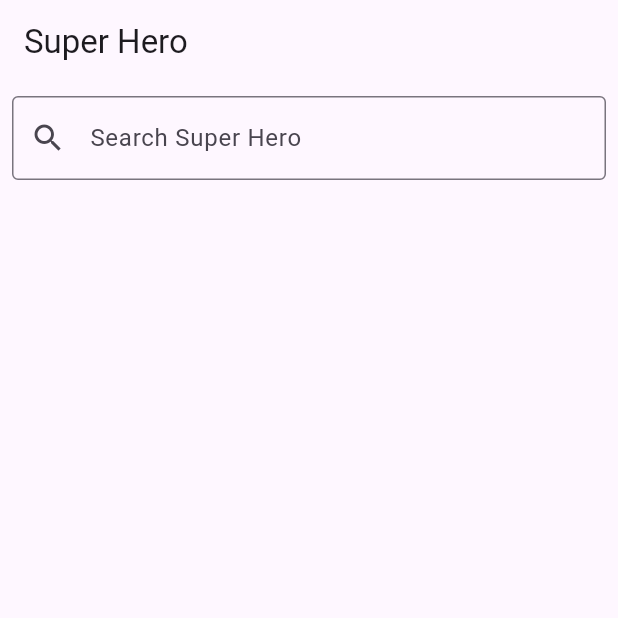
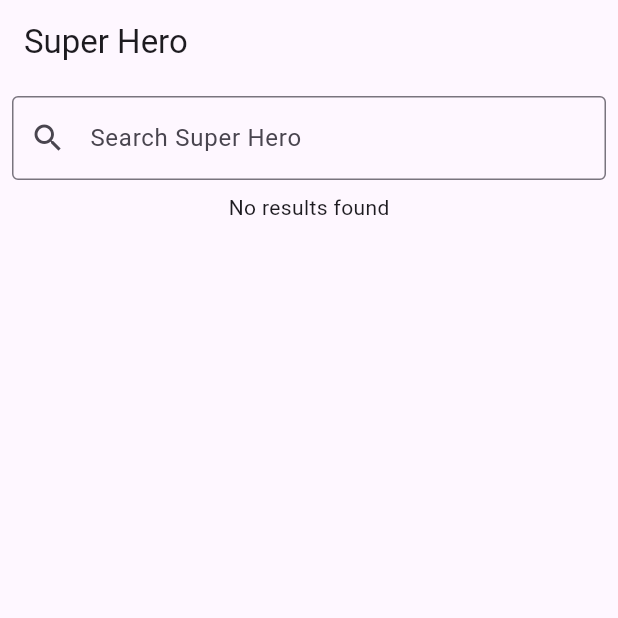
Before and after one commit to juansolar/super_hero_flutter, a Flutter app: the screen it shows after launch, on a phone screen of 412 x 824 dp, the top half of it. Run offline on Flutter 3.47's test engine with Material 3 defaults, Android fonts, the phone set to English and light mode, and no system bars.

Commit message:
feat: integrate superhero API and handle async responses

```diff
--- /dev/null
+++ b/lib/data/model/super_hero_response.dart
@@ -0,0 +1,11 @@
+class SuperHeroResponse {
+
+  final String response;
+
+  SuperHeroResponse({required this.response});
+
+  factory SuperHeroResponse.fromJson(Map<String, dynamic> json){
+    return SuperHeroResponse(response: json["response"]);
+  }
+
+}
--- a/lib/screens/superhero_search_screen.dart
+++ b/lib/screens/superhero_search_screen.dart
@@ -1,5 +1,7 @@
 import 'package:flutter/widgets.dart';
 import 'package:flutter/material.dart';
+import 'package:superhero_app/data/model/super_hero_response.dart';
+import 'package:superhero_app/data/repository.dart';
 
 class SuperheroSearchScreen extends StatefulWidget {
   const SuperheroSearchScreen({super.key});
@@ -9,6 +11,10 @@ class SuperheroSearchScreen extends StatefulWidget {
 }
 
 class _SuperheroSearchScreenState extends State<SuperheroSearchScreen> {
+
+  Future<SuperHeroResponse?>? _superheroInfo;
+  Repository repository = Repository();
+
   @override
   Widget build(BuildContext context) {
     return Scaffold(
@@ -26,10 +32,23 @@ class _SuperheroSearchScreenState extends State<SuperheroSearchScreen> {
                 border: OutlineInputBorder()
               ),
               onChanged: (text){
-                print(text);
+                setState(() {
+                  _superheroInfo = repository.fetchSuperheroInfo(text);
+                });
               },
             ),
-          )
+          ),
+          FutureBuilder(future: _superheroInfo, builder: (context, snapshot){
+            if(snapshot.connectionState == ConnectionState.waiting){
+              return CircularProgressIndicator();
+            }else if(snapshot.hasError){
+              return Text("Error: ${snapshot.error}");
+            }else if(snapshot.hasData){
+              return Text("${snapshot.data?.response}");
+            }else{
+              return Text("No results found");
+            }
+          })
         ],
       ),
     );
--- a/pubspec.yaml
+++ b/pubspec.yaml
@@ -10,6 +10,7 @@ dependencies:
   flutter:
     sdk: flutter
   material_ui: ^1.1.0
+  http: ^1.6.0
 
 dev_dependencies:
   flutter_test:
```
Also changed, not shown: lib/data/repository.dart (added, +25 -0 lines), pubspec.lock, 1 other file.
